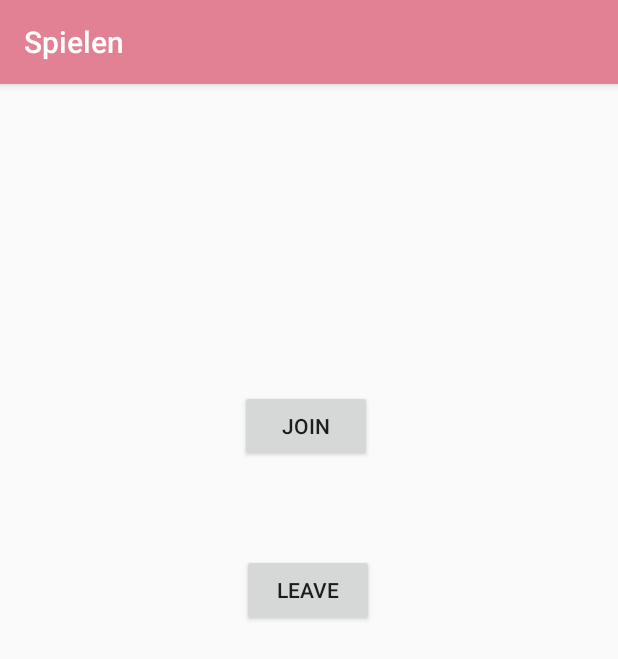
After one commit to rahul0101/Spielen, an Android app: the JoinActivity screen opened directly, with no data from a screen before it, on a phone screen of 412 x 824 dp. The commit adds this screen. Shown: the top 659 px of the screen. Run offline under Robolectric (Android 15) with nearby library versions, the phone set to English and light mode, and no system bars; our stand-ins replace Firebase (no records; nobody signed in at launch, a user with empty details on screens opened directly).

Commit message:
Join Activity

```diff
--- a/app/src/main/AndroidManifest.xml
+++ b/app/src/main/AndroidManifest.xml
@@ -9,7 +9,8 @@
         android:roundIcon="@mipmap/ic_launcher_round"
         android:supportsRtl="true"
         android:theme="@style/AppTheme">
-        <activity android:name=".EditProfileActivity"></activity>
+        <activity android:name=".JoinActivity"></activity>
+        <activity android:name=".EditProfileActivity" />
         <activity android:name=".AddEventActivity" />
         <activity
             android:name=".HomeActivity"
--- /dev/null
+++ b/app/src/main/java/com/example/spielen/JoinActivity.java
@@ -0,0 +1,64 @@
+package com.example.spielen;
+
+import androidx.annotation.NonNull;
+import androidx.appcompat.app.AppCompatActivity;
+
+import android.content.Intent;
+import android.os.Bundle;
+import android.view.View;
+import android.widget.Button;
+import android.widget.Toast;
+
+import com.google.android.gms.tasks.OnCompleteListener;
+import com.google.android.gms.tasks.Task;
+import com.google.firebase.auth.FirebaseAuth;
+import com.google.firebase.auth.FirebaseUser;
+import com.google.firebase.firestore.FieldValue;
+import com.google.firebase.firestore.FirebaseFirestore;
+
+public class JoinActivity extends AppCompatActivity {
+
+    Button join,leave;
+    FirebaseUser user = FirebaseAuth.getInstance().getCurrentUser();
+    FirebaseFirestore rootRef = FirebaseFirestore.getInstance();
+    String id;
+    @Override
+    protected void onCreate(Bundle savedInstanceState) {
+        super.onCreate(savedInstanceState);
+        setContentView(R.layout.activity_join);
+
+        join = findViewById(R.id.buttonJoin);
+        leave = findViewById(R.id.buttonLeave);
+
+        Intent intent = getIntent();
+        id = intent.getStringExtra("id");
+
+        join.setOnClickListener(new View.OnClickListener() {
+            @Override
+            public void onClick(View v) {
+                rootRef.collection("events").document(id)
+                        .update("players", FieldValue.arrayUnion(user.getEmail())).addOnCompleteListener(new OnCompleteListener<Void>() {
+                    @Override
+                    public void onComplete(@NonNull Task<Void> task) {
+                        Toast.makeText(getApplicationContext(), "Joined Event!", Toast.LENGTH_SHORT).show();
+                        finish();
+                    }
+                });
+            }
+        });
+
+        leave.setOnClickListener(new View.OnClickListener() {
+            @Override
+            public void onClick(View v) {
+                rootRef.collection("events").document(id)
+                        .update("players", FieldValue.arrayRemove(user.getEmail())).addOnCompleteListener(new OnCompleteListener<Void>() {
+                    @Override
+                    public void onComplete(@NonNull Task<Void> task) {
+                        Toast.makeText(getApplicationContext(), "Left Event!", Toast.LENGTH_SHORT).show();
+                        finish();
+                    }
+                });
+            }
+        });
+    }
+}
--- a/app/src/main/java/com/example/spielen/ui/events/EventsFragment.java
+++ b/app/src/main/java/com/example/spielen/ui/events/EventsFragment.java
@@ -1,5 +1,6 @@
 package com.example.spielen.ui.events;
 
+import android.content.Intent;
 import android.os.Bundle;
 import android.view.LayoutInflater;
 import android.view.View;
@@ -14,6 +15,7 @@ import androidx.recyclerview.widget.RecyclerView;
 
 import com.example.spielen.Event;
 import com.example.spielen.EventAdapter;
+import com.example.spielen.JoinActivity;
 import com.example.spielen.R;
 import com.firebase.ui.firestore.FirestoreRecyclerOptions;
 import com.google.firebase.firestore.CollectionReference;
@@ -59,6 +61,9 @@ public class EventsFragment extends Fragment {
             public void onItemClick(DocumentSnapshot documentSnapshot, int position) {
                 String id = documentSnapshot.getId();
                 Toast.makeText(getContext(), id, Toast.LENGTH_SHORT).show();
+                Intent intent = new Intent(getContext(), JoinActivity.class);
+                intent.putExtra("id", id);
+                startActivity(intent);
             }
         });
         return root;
--- /dev/null
+++ b/app/src/main/res/layout/activity_join.xml
@@ -0,0 +1,28 @@
+<?xml version="1.0" encoding="utf-8"?>
+<androidx.constraintlayout.widget.ConstraintLayout xmlns:android="http://schemas.android.com/apk/res/android"
+    xmlns:app="http://schemas.android.com/apk/res-auto"
+    xmlns:tools="http://schemas.android.com/tools"
+    android:layout_width="match_parent"
+    android:layout_height="match_parent"
+    tools:context=".JoinActivity">
+
+    <Button
+        android:id="@+id/buttonJoin"
+        android:layout_width="wrap_content"
+        android:layout_height="wrap_content"
+        android:layout_marginStart="160dp"
+        android:layout_marginTop="204dp"
+        android:text="JOIN"
+        app:layout_constraintStart_toStartOf="parent"
+        app:layout_constraintTop_toTopOf="parent" />
+
+    <Button
+        android:id="@+id/buttonLeave"
+        android:layout_width="wrap_content"
+        android:layout_height="wrap_content"
+        android:layout_marginStart="161dp"
+        android:layout_marginTop="61dp"
+        android:text="LEAVE"
+        app:layout_constraintStart_toStartOf="parent"
+        app:layout_constraintTop_toBottomOf="@+id/buttonJoin" />
+</androidx.constraintlayout.widget.ConstraintLayout>
--- a/app/src/main/res/layout/fragment_profile.xml
+++ b/app/src/main/res/layout/fragment_profile.xml
@@ -12,7 +12,6 @@
         android:layout_marginStart="44dp"
         android:layout_marginTop="20dp"
         android:fontFamily="@font/ubuntu_light"
-        android:text="25 yrs"
         android:textSize="24sp"
         app:layout_constraintStart_toStartOf="parent"
         app:layout_constraintTop_toBottomOf="@+id/textViewPhone" />
@@ -24,7 +23,6 @@
         android:layout_marginStart="44dp"
         android:layout_marginTop="20dp"
         android:fontFamily="@font/ubuntu_light"
-        android:text="9741402760"
         android:textSize="24sp"
         app:layout_constraintStart_toStartOf="parent"
         app:layout_constraintTop_toBottomOf="@+id/textViewEmail" />
@@ -36,7 +34,6 @@
         android:layout_marginStart="44dp"
         android:layout_marginTop="20dp"
         android:fontFamily="@font/ubuntu_light"
-        android:text="sanaro199@gmail.com"
         android:textSize="24sp"
         app:layout_constraintStart_toStartOf="parent"
         app:layout_constraintTop_toBottomOf="@+id/textViewName" />
@@ -48,7 +45,6 @@
         android:layout_marginStart="44dp"
         android:layout_marginTop="20dp"
         android:fontFamily="@font/ubuntu_light"
-        android:text="Sanchit"
         android:textSize="24sp"
         app:layout_constraintStart_toStartOf="parent"
         app:layout_constraintTop_toBottomOf="@+id/imageViewProfile" />
```
